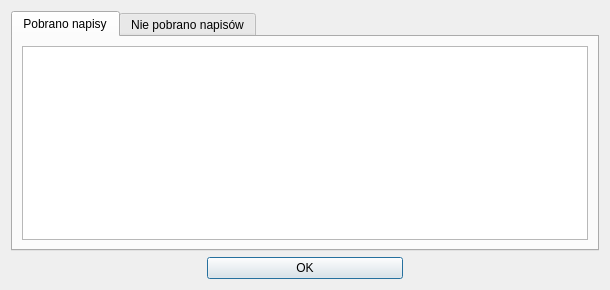
First picture: the form in ui/frmsummary.ui, repository QNapi/qnapi, before the edit.
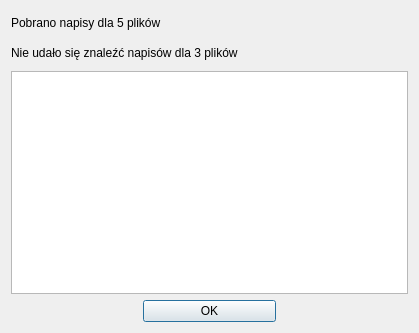
Second picture: the form after the edit. Icons and pictures are not drawn.

Commit message: simplified summary dialog - now results displayed in single list

```diff
--- a/ui/frmsummary.ui
+++ b/ui/frmsummary.ui
@@ -4,12 +4,12 @@
   <property name="windowModality" >
    <enum>Qt::WindowModal</enum>
   </property>
-  <property name="geometry" >
+  <property name="geometry">
    <rect>
     <x>0</x>
     <y>0</y>
-    <width>610</width>
-    <height>290</height>
+    <width>419</width>
+    <height>333</height>
    </rect>
   </property>
   <property name="windowTitle" >
@@ -19,40 +19,42 @@
    <iconset resource="../res/resources.qrc" >
     <normaloff>:/icon/qnapi-48-icon.png</normaloff>:/icon/qnapi-48-icon.png</iconset>
   </property>
-  <layout class="QVBoxLayout" name="verticalLayout_3" >
+  <layout class="QVBoxLayout" name="verticalLayout">
    <item>
-    <widget class="QTabWidget" name="tabWidget" >
-     <property name="tabPosition" >
-      <enum>QTabWidget::North</enum>
+    <widget class="QLabel" name="lbSuccess">
+     <property name="minimumSize">
+      <size>
+       <width>0</width>
+       <height>24</height>
+      </size>
      </property>
-     <property name="currentIndex" >
-      <number>0</number>
+     <property name="text">
+      <string>Pobrano napisy dla 5 plików</string>
      </property>
-     <widget class="QWidget" name="tabSuccess" >
-      <attribute name="title" >
-       <string>Pobrano napisy</string>
-      </attribute>
-      <layout class="QVBoxLayout" name="verticalLayout" >
-       <item>
-        <widget class="QListWidget" name="lwSuccess" />
-       </item>
-      </layout>
-     </widget>
-     <widget class="QWidget" name="tabFail" >
-      <attribute name="title" >
-       <string>Nie pobrano napisów</string>
-      </attribute>
-      <layout class="QVBoxLayout" name="verticalLayout_2" >
-       <item>
-        <widget class="QListWidget" name="lwFail" />
-       </item>
-      </layout>
-     </widget>
+     <property name="textFormat">
+      <enum>Qt::AutoText</enum>
+     </property>
     </widget>
    </item>
    <item>
-    <layout class="QHBoxLayout" >
-     <property name="topMargin" >
+    <widget class="QLabel" name="lbFail">
+     <property name="minimumSize">
+      <size>
+       <width>0</width>
+       <height>24</height>
+      </size>
+     </property>
+     <property name="text">
+      <string>Nie udało się znaleźć napisów dla 3 plików</string>
+     </property>
+    </widget>
+   </item>
+   <item>
+    <widget class="QListWidget" name="lwSummary"/>
+   </item>
+   <item>
+    <layout class="QHBoxLayout">
+     <property name="topMargin">
       <number>0</number>
      </property>
      <item>
```
Left out of the diff: 35 changed lines with no effect on the pictures. The commit also changes 3 other files.
